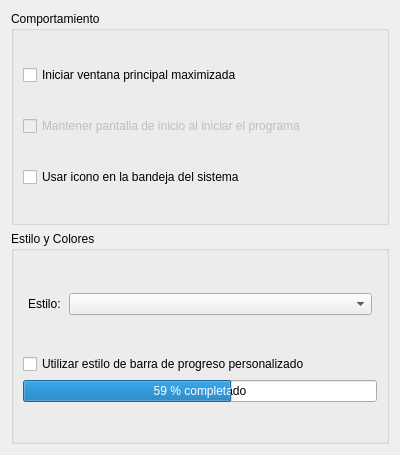
The window that trunk/src/FPrefGeneral.ui (chungote/gestotux) describes before a commit, drawn with Qt 5.
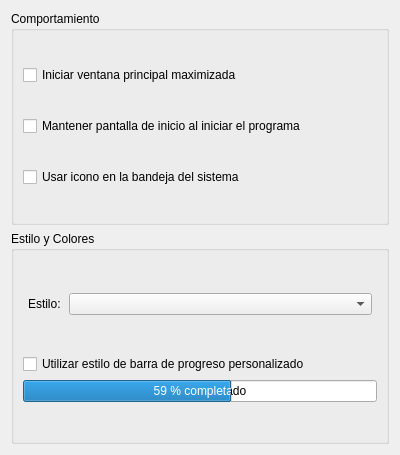
The same window after the commit.

Diff of the .ui file:
```diff
--- a/trunk/src/FPrefGeneral.ui
+++ b/trunk/src/FPrefGeneral.ui
@@ -41,7 +41,7 @@
       <item>
        <widget class="QCheckBox" name="ChBSplash" >
         <property name="enabled" >
-         <bool>false</bool>
+         <bool>true</bool>
         </property>
         <property name="text" >
          <string>Mantener pantalla de inicio al iniciar el programa</string>
```
